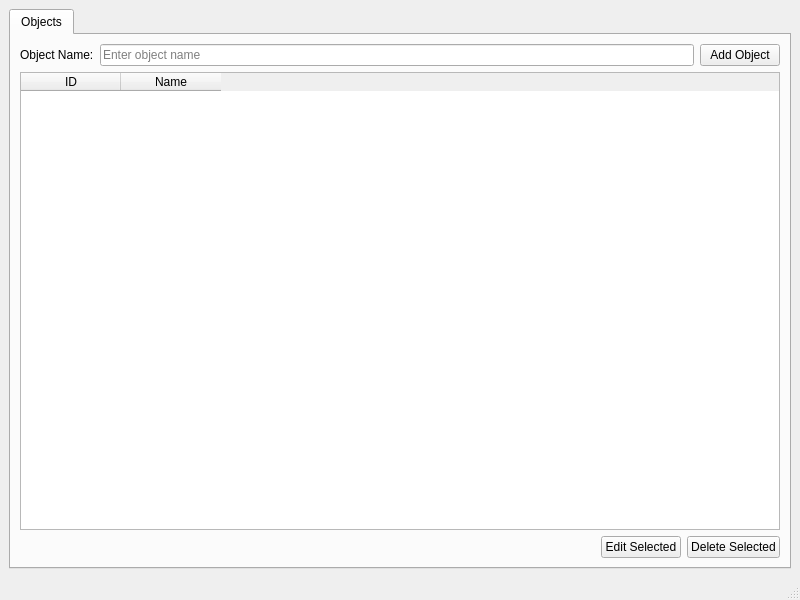
This is mainwindow.ui in prookyon/MonoObsLog as Qt 5 draws it before an edit. The edited form follows.
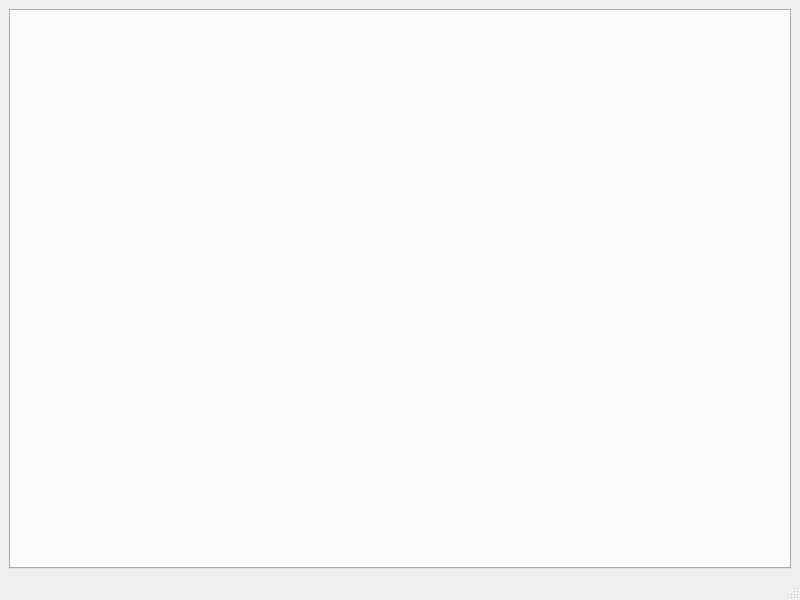
This is the edited form.

Commit message: Moved Objects out of main ui like other tabs

What changed in the file:
```diff
--- a/mainwindow.ui
+++ b/mainwindow.ui
@@ -20,95 +20,6 @@
       <property name="currentIndex">
        <number>0</number>
       </property>
-      <widget class="QWidget" name="objectsTab">
-       <attribute name="title">
-        <string>Objects</string>
-       </attribute>
-       <layout class="QVBoxLayout" name="verticalLayout_2">
-        <item>
-         <layout class="QHBoxLayout" name="horizontalLayout">
-          <item>
-           <widget class="QLabel" name="nameLabel">
-            <property name="text">
-             <string>Object Name:</string>
-            </property>
-           </widget>
-          </item>
-          <item>
-           <widget class="QLineEdit" name="nameLineEdit">
-            <property name="placeholderText">
-             <string>Enter object name</string>
-            </property>
-           </widget>
-          </item>
-          <item>
-           <widget class="QPushButton" name="addButton">
-            <property name="text">
-             <string>Add Object</string>
-            </property>
-           </widget>
-          </item>
-         </layout>
-        </item>
-        <item>
-         <widget class="QTableWidget" name="objectsTable">
-          <property name="editTriggers">
-           <set>QAbstractItemView::NoEditTriggers</set>
-          </property>
-          <property name="selectionBehavior">
-           <enum>QAbstractItemView::SelectRows</enum>
-          </property>
-          <property name="selectionMode">
-           <enum>QAbstractItemView::SingleSelection</enum>
-          </property>
-          <property name="alternatingRowColors">
-            <bool>true</bool>
-          </property>
-          <column>
-           <property name="text">
-            <string>ID</string>
-           </property>
-          </column>
-          <column>
-           <property name="text">
-            <string>Name</string>
-           </property>
-          </column>
-         </widget>
-        </item>
-        <item>
-         <layout class="QHBoxLayout" name="horizontalLayout_2">
-          <item>
-           <spacer name="horizontalSpacer">
-            <property name="orientation">
-             <enum>Qt::Horizontal</enum>
-            </property>
-            <property name="sizeHint" stdset="0">
-             <size>
-              <width>40</width>
-              <height>20</height>
-             </size>
-            </property>
-           </spacer>
-          </item>
-          <item>
-           <widget class="QPushButton" name="editButton">
-            <property name="text">
-             <string>Edit Selected</string>
-            </property>
-           </widget>
-          </item>
-          <item>
-           <widget class="QPushButton" name="deleteButton">
-            <property name="text">
-             <string>Delete Selected</string>
-            </property>
-           </widget>
-          </item>
-         </layout>
-        </item>
-       </layout>
-      </widget>
      </widget>
     </item>
    </layout>
```
Left out of the diff: 2 changed lines with no effect on the pictures. The commit also changes 2 other files.
